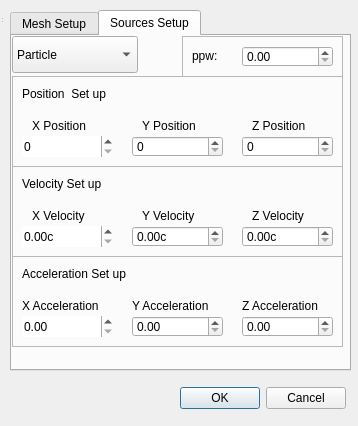
Old version of the form REDonFDTDGUI/optionwindow.ui in the repository JBlack93/REDonFDTD.
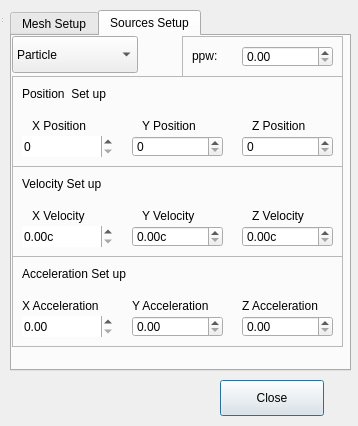
New version of the form.

```diff
--- a/REDonFDTDGUI/optionwindow.ui
+++ b/REDonFDTDGUI/optionwindow.ui
@@ -22,19 +22,6 @@
      <height>421</height>
     </rect>
    </property>
-   <widget class="QDialogButtonBox" name="buttonBox">
-    <property name="geometry">
-     <rect>
-      <x>180</x>
-      <y>380</y>
-      <width>166</width>
-      <height>36</height>
-     </rect>
-    </property>
-    <property name="standardButtons">
-     <set>QDialogButtonBox::Cancel|QDialogButtonBox::Ok</set>
-    </property>
-   </widget>
    <widget class="QTabWidget" name="tabWidget">
     <property name="geometry">
      <rect>
@@ -805,6 +792,19 @@
      <zorder>accelerationFrame</zorder>
     </widget>
    </widget>
+   <widget class="QPushButton" name="closeButton">
+    <property name="geometry">
+     <rect>
+      <x>220</x>
+      <y>380</y>
+      <width>104</width>
+      <height>36</height>
+     </rect>
+    </property>
+    <property name="text">
+     <string>Close</string>
+    </property>
+   </widget>
   </widget>
   <widget class="QStatusBar" name="statusbar">
    <property name="geometry">
```
